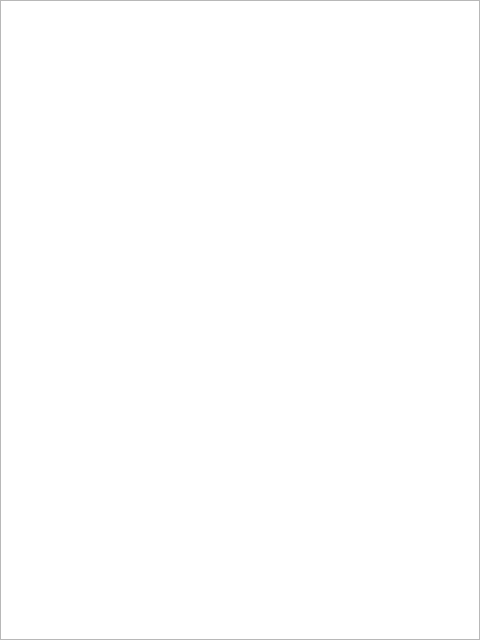
Before: the Qt Designer form printers/windowoutput.ui in RespeQt/RespeQt, drawn with Qt 5.
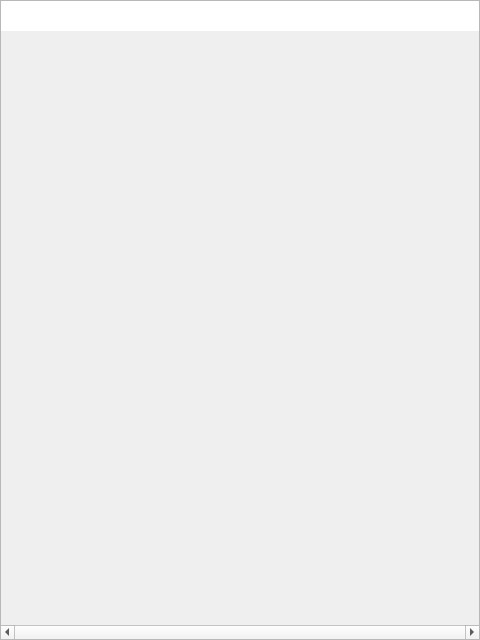
After: the same form once the commit is applied. Custom widgets are drawn as their Qt base class.

Diff of the .ui file:
```diff
--- a/printers/windowoutput.ui
+++ b/printers/windowoutput.ui
@@ -55,6 +55,12 @@
      <verstretch>0</verstretch>
     </sizepolicy>
    </property>
+   <property name="verticalScrollBarPolicy">
+    <enum>Qt::ScrollBarAsNeeded</enum>
+   </property>
+   <property name="horizontalScrollBarPolicy">
+    <enum>Qt::ScrollBarAlwaysOn</enum>
+   </property>
    <property name="widgetResizable">
     <bool>false</bool>
    </property>
@@ -64,7 +70,7 @@
       <x>0</x>
       <y>0</y>
       <width>478</width>
-      <height>638</height>
+      <height>30</height>
      </rect>
     </property>
     <property name="sizePolicy">
@@ -138,11 +144,19 @@
      </palette>
     </property>
     <property name="autoFillBackground">
-     <bool>false</bool>
+     <bool>true</bool>
     </property>
    </widget>
   </widget>
  </widget>
+ <customwidgets>
+  <customwidget>
+   <class>Printers::BufferedPaintWidget</class>
+   <extends>QWidget</extends>
+   <header location="global">printers/bufferedpaintwidget.h</header>
+   <container>1</container>
+  </customwidget>
+ </customwidgets>
  <resources/>
  <connections/>
 </ui>
```
Left out of the diff: 2 changed lines with no effect on the pictures.
